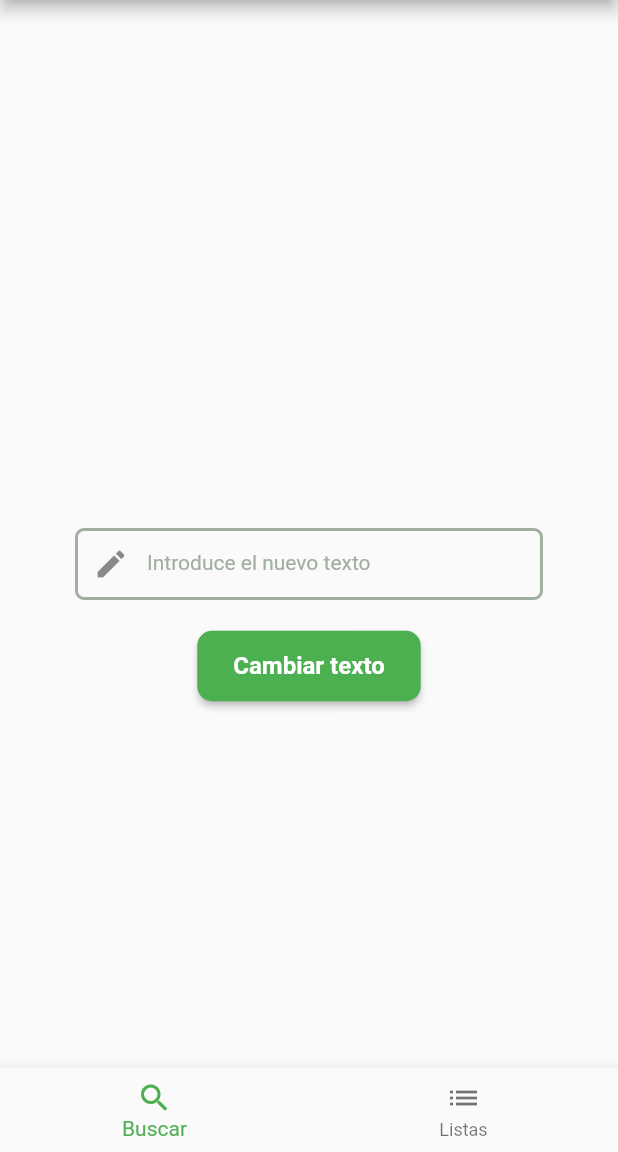
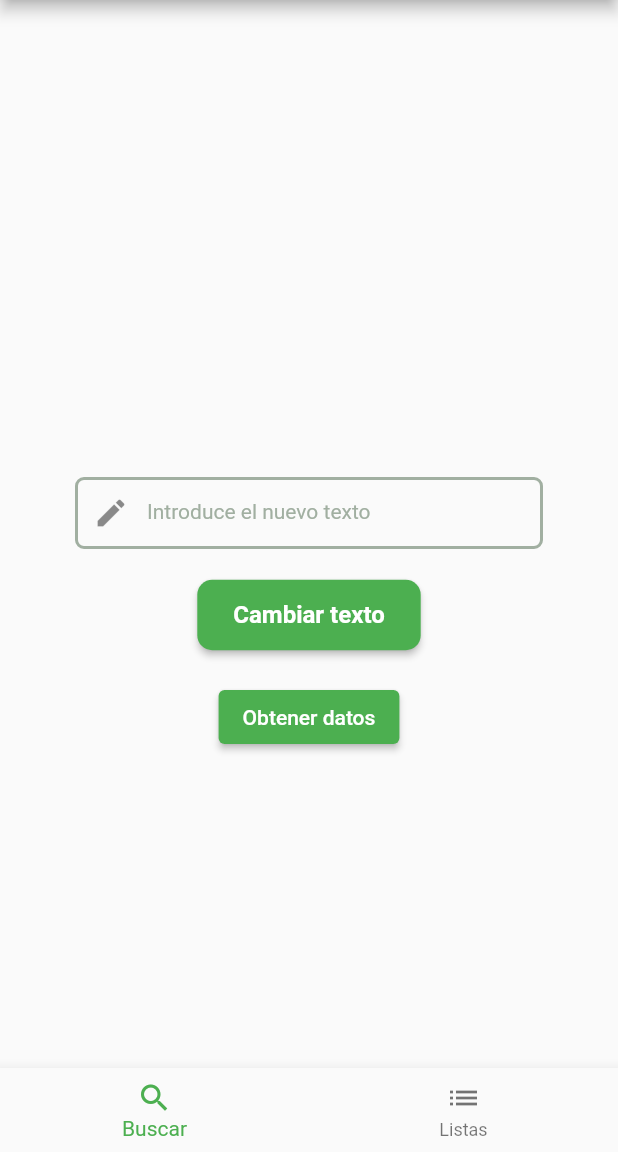
Before and after one commit to jonortega/Filmark, a Flutter app: the screen it shows after launch, after a tap on "Cambiar texto", on a phone screen of 412 x 824 dp, the part 84-1236 px from its top. Run offline on Flutter 3.47's test engine with Material 2 defaults, Android fonts, the phone set to English and light mode, and no system bars; network calls fail.

```diff
--- a/lib/main.dart
+++ b/lib/main.dart
@@ -1,9 +1,10 @@
 import 'package:flutter/material.dart';
 import 'screens/search_screen.dart';
 import 'screens/lists_screen.dart';
-// import 'widgets/';
+// import 'package:flutter_dotenv/flutter_dotenv.dart';
 
-void main() {
+void main() async {
+  // await dotenv.load();
   runApp(const MyApp());
 }
 
--- a/lib/screens/search_screen.dart
+++ b/lib/screens/search_screen.dart
@@ -1,4 +1,6 @@
 import 'package:flutter/material.dart';
+
+import '../services/tmdb_api_wrapper.dart' as tmdb_api;
 
 class SearchScreen extends StatefulWidget {
   const SearchScreen({super.key});
@@ -95,6 +97,11 @@ class SearchScreenState extends State<SearchScreen> {
             style: _buildButtonStyle(),
             child: const Text('Cambiar texto'),
           ),
+          const SizedBox(height: 20),
+          const ElevatedButton(
+            onPressed: tmdb_api.fetchMovie,
+            child: Text('Obtener datos'),
+          ),
         ],
       ),
     );
--- a/pubspec.yaml
+++ b/pubspec.yaml
@@ -11,6 +11,8 @@ environment:
 dependencies:
   flutter:
     sdk: flutter
+  http: ^1.0.0
+  flutter_dotenv: ^5.1.0
 
   # Use with the CupertinoIcons class for iOS style icons.
   cupertino_icons: ^1.0.2
```
Also changed, not shown: lib/services/tmdb_api_wrapper.dart (added, +22 -0 lines), pubspec.lock, 2 other files.
